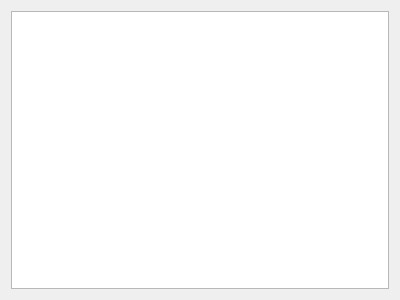
This is azuriris/ui/ui/module_collection.ui in Sugihiru/Azur-Iris as Qt 5 draws it before an edit. The edited form follows.
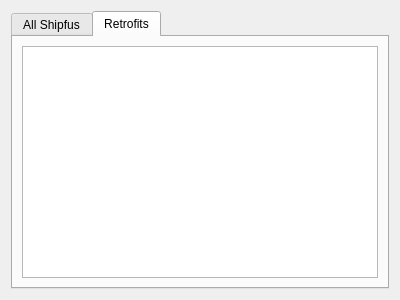
This is the edited form. The open tabs and pages were chosen to show the change.

Commit message: Display retrofit in separate tab, sort

Patch:
```diff
--- a/azuriris/ui/ui/module_collection.ui
+++ b/azuriris/ui/ui/module_collection.ui
@@ -13,7 +13,17 @@
   <property name="windowTitle">
    <string>Form</string>
   </property>
-  <layout class="QVBoxLayout" name="verticalLayout_2">
+  <layout class="QVBoxLayout" name="verticalLayout">
+   <item>
+    <widget class="QTabWidget" name="tabWidget">
+     <property name="currentIndex">
+      <number>0</number>
+     </property>
+     <widget class="QWidget" name="collectionTab">
+      <attribute name="title">
+       <string>All Shipfus</string>
+      </attribute>
+      <layout class="QHBoxLayout" name="horizontalLayout_2">
    <item>
     <widget class="QTableView" name="shipTableView">
      <property name="selectionMode">
@@ -37,6 +47,33 @@
      <attribute name="verticalHeaderDefaultSectionSize">
       <number>50</number>
      </attribute>
+        </widget>
+       </item>
+      </layout>
+     </widget>
+     <widget class="QWidget" name="retrofitTab">
+      <attribute name="title">
+       <string>Retrofits</string>
+      </attribute>
+      <layout class="QHBoxLayout" name="horizontalLayout">
+       <item>
+        <widget class="QTableView" name="retrofitTableView">
+         <property name="selectionBehavior">
+          <enum>QAbstractItemView::SelectRows</enum>
+         </property>
+         <property name="verticalScrollMode">
+          <enum>QAbstractItemView::ScrollPerPixel</enum>
+         </property>
+         <property name="horizontalScrollMode">
+          <enum>QAbstractItemView::ScrollPerPixel</enum>
+         </property>
+         <property name="sortingEnabled">
+          <bool>true</bool>
+         </property>
+        </widget>
+       </item>
+      </layout>
+     </widget>
     </widget>
    </item>
   </layout>
```
Lines whose indentation alone changed are shown as unchanged. The commit also changes 6 other files.
